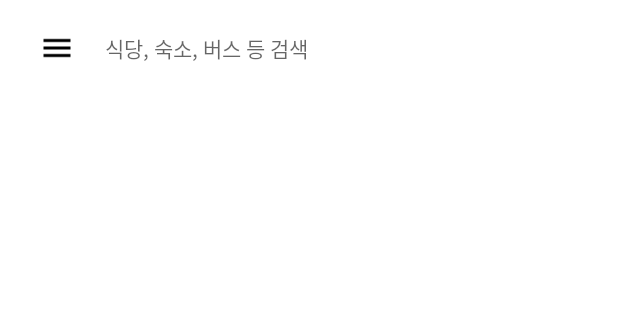
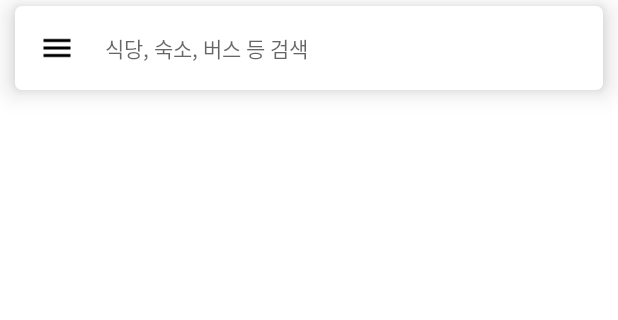
Before and after one commit to jiwonn333/Trip_Planner, an Android app: the screen it shows after launch (MainActivity), on a phone screen of 412 x 824 dp, the part 54-374 px from its top. Run offline under Robolectric (Android 15) with nearby library versions, the phone set to English and light mode, and no system bars; our stand-ins replace data binding, navigation-ui; libraries missing offline, so code that uses them is left out: com.kakao.sdk; 1 statement that could not run was skipped.

Commit message:
design: Custom background 생성 및 적용

```diff
--- a/app/src/main/res/drawable/round_background.xml
+++ b/app/src/main/res/drawable/round_background.xml
@@ -1,9 +1,12 @@
 <?xml version="1.0" encoding="utf-8"?>
 <shape xmlns:android="http://schemas.android.com/apk/res/android"
     android:shape="rectangle">
-    <corners android:radius="10dp" />
+
+    <!-- background -->
+    <corners android:radius="4dp" />
     <stroke
         android:width="1dp"
-        android:color="#CACACA" />
+        android:color="@color/white" />
+    <solid android:color="@color/white" />
 
 </shape>
```
Also changed, not shown: app/src/main/res/layout/toolbar.xml (+29 -33 lines).
